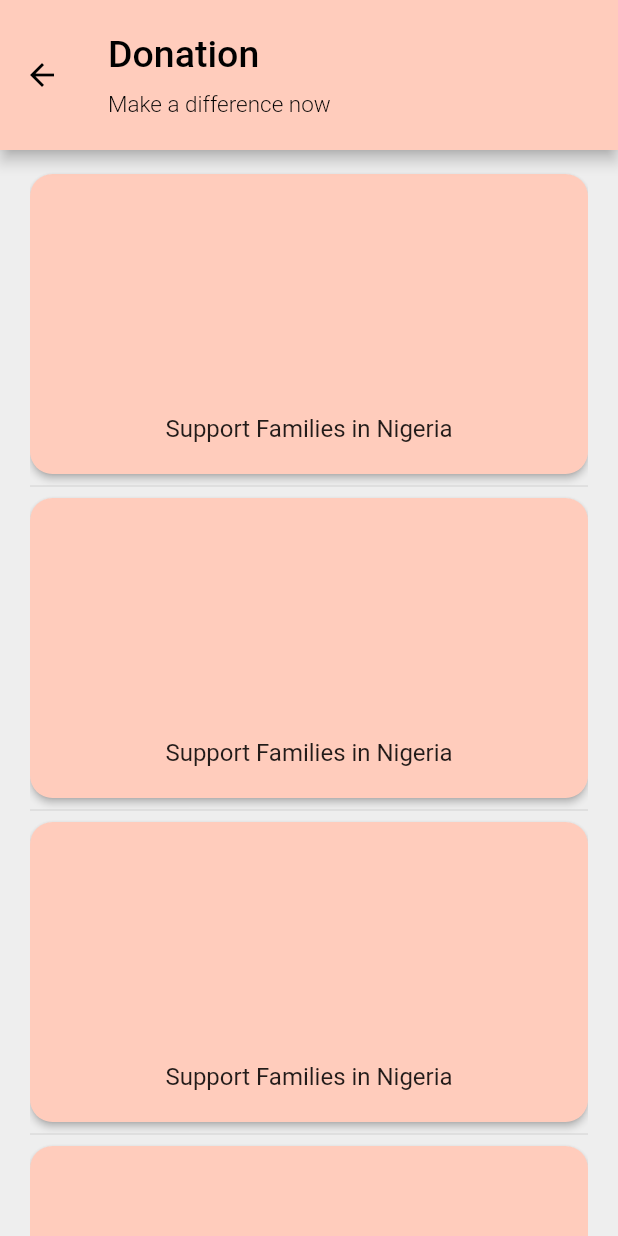
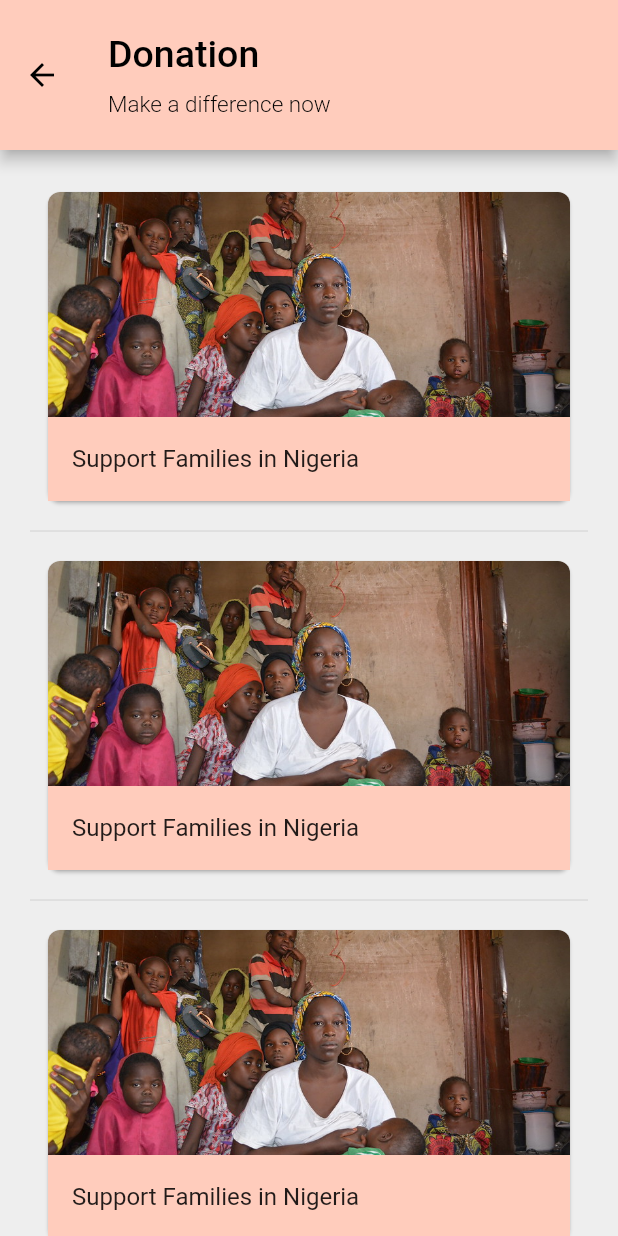
Before and after one commit to Adeline-Chew/DSC_my_food_app, a Flutter app: the DonationMainPage screen opened directly, on a phone screen of 412 x 824 dp. Run offline on Flutter 3.47's test engine with Material 2 defaults, Android fonts, the phone set to English and light mode, and no system bars; our stand-ins replace carousel_slider, firebase_auth, flutter_icons, google_maps_flutter, percent_indicator; accounts and stored records are empty.

Commit message:
Added and updated donation files

```diff
--- a/lib/donation/donation_common_widgets/event_card_button.dart
+++ b/lib/donation/donation_common_widgets/event_card_button.dart
@@ -1,28 +1,53 @@
 import 'package:flutter/material.dart';
-import 'package:my_food/donation/donation_common_widgets/custom_raised_button.dart';
-import 'package:my_food/donation/donation_details.dart';
 
-class EventCardButton extends CustomRaisedButton {
+class EventCardButton extends StatelessWidget {
   EventCardButton({
-    @required final String eventTitle,
-    @required final BuildContext context,
-  }) : super(
-          color: Color(0xFFFFCCBC),
+    @required this.eventTitle,
+    @required this.image,
+    @required this.context,
+    @required this.margin,
+    @required this.page,
+
+  });
+
+  final String eventTitle;
+  final String image;
+  final BuildContext context;
+  final EdgeInsetsGeometry margin;
+  final Widget page;
+
+
+  @override
+  Widget build(BuildContext context) {
+    return Container(
+      margin: this.margin,
+      child: Card(
+        shape: RoundedRectangleBorder(
+            borderRadius: BorderRadius.all(Radius.circular(8.0))),
+        child: InkWell(
+          onTap: () => {
+            Navigator.push(context,
+                MaterialPageRoute(builder: (context) => this.page))
+          },
           child: Column(
+            crossAxisAlignment: CrossAxisAlignment.stretch,
             children: <Widget>[
-              SizedBox(height: 160.0),
-              Text(
-                eventTitle,
-                style: TextStyle(fontSize: 16.0, fontWeight: FontWeight.w400),
+              ClipRRect(
+                borderRadius: BorderRadius.only(
+                  topLeft: Radius.circular(8.0),
+                  topRight: Radius.circular(8.0),
+                ),
+                child:
+                    Image.asset(this.image, height: 150, fit: BoxFit.fitWidth)
+              ),
+              ListTile(
+                title: Text(this.eventTitle),
+                tileColor: Color(0xFFFFCCBC),
               ),
             ],
           ),
-          height: 200.0,
-          onPressed: () {
-            Navigator.push(
-              context,
-              MaterialPageRoute(builder: (context) => DonationDetails()),
-            );
-          },
-        );
+        ),
+      ),
+    );
+  }
 }
--- a/lib/donation/donation_main_page.dart
+++ b/lib/donation/donation_main_page.dart
@@ -1,5 +1,6 @@
 import 'package:flutter/material.dart';
 import 'package:my_food/donation/donation_common_widgets/event_card_button.dart';
+import 'package:my_food/donation/donation_details.dart';
 
 class DonationMainPage extends StatelessWidget {
   @override
@@ -41,16 +42,37 @@ class DonationMainPage extends StatelessWidget {
         children: <Widget>[
           SizedBox(height: space),
           EventCardButton(
-              eventTitle: "Support Families in Nigeria", context: context),
+              eventTitle: "Support Families in Nigeria",
+              image: "lib/image/donation.jpg",
+              context: context,
+              margin: EdgeInsets.all(8.0),
+              page: DonationDetails(),
+          ),
           Divider(height: space),
           EventCardButton(
-              eventTitle: "Support Families in Nigeria", context: context),
+              eventTitle: "Support Families in Nigeria",
+              image: "lib/image/donation.jpg",
+              context: context,
+              margin: EdgeInsets.all(8.0),
+              page: DonationDetails(),
+          ),
           Divider(height: space),
           EventCardButton(
-              eventTitle: "Support Families in Nigeria", context: context),
+              eventTitle: "Support Families in Nigeria",
+              image: "lib/image/donation.jpg",
+              context: context,
+              margin: EdgeInsets.all(8.0),
+              page: DonationDetails(),
+          ),
           Divider(height: space),
           EventCardButton(
-              eventTitle: "Support Families in Nigeria", context: context),
+              eventTitle: "Support Families in Nigeria",
+              image: "lib/image/donation.jpg",
+              context: context,
+              margin: EdgeInsets.all(8.0),
+              page: DonationDetails(),
+          ),
+
           SizedBox(height: space),
         ],
       ),
```
Also changed, not shown: lib/donation/donation_common_widgets/donate_button.dart (added, +27 -0 lines), lib/donation/donation_details.dart (+74 -6 lines), lib/donation/donation_payment_page.dart (added, +29 -0 lines).
